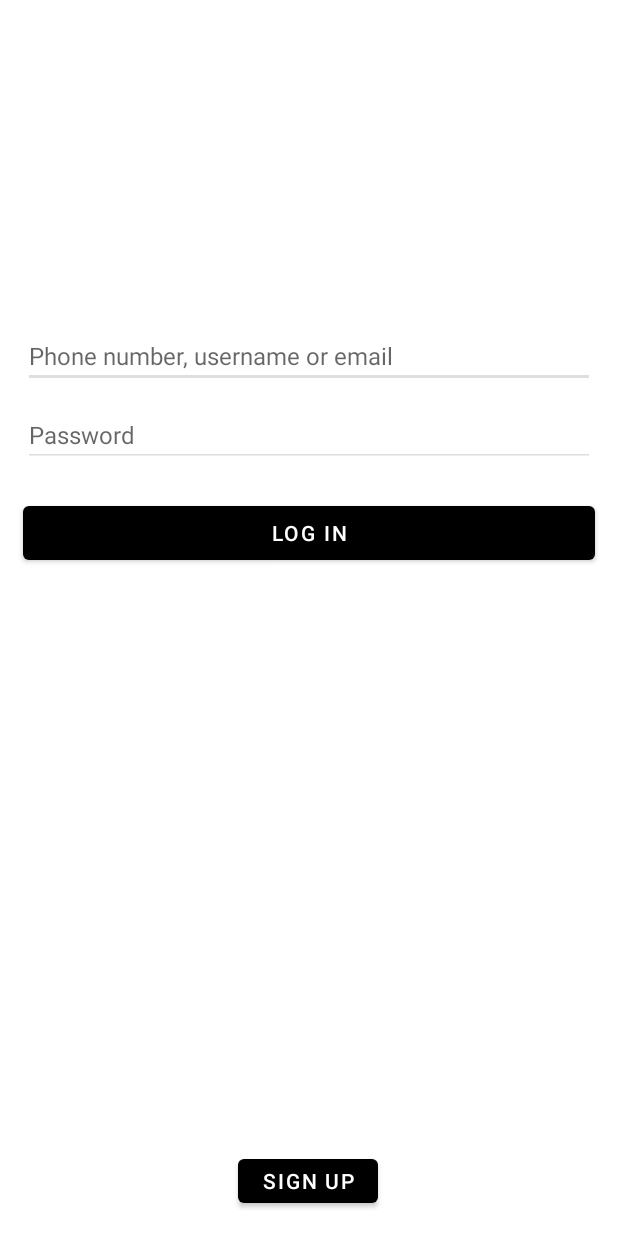
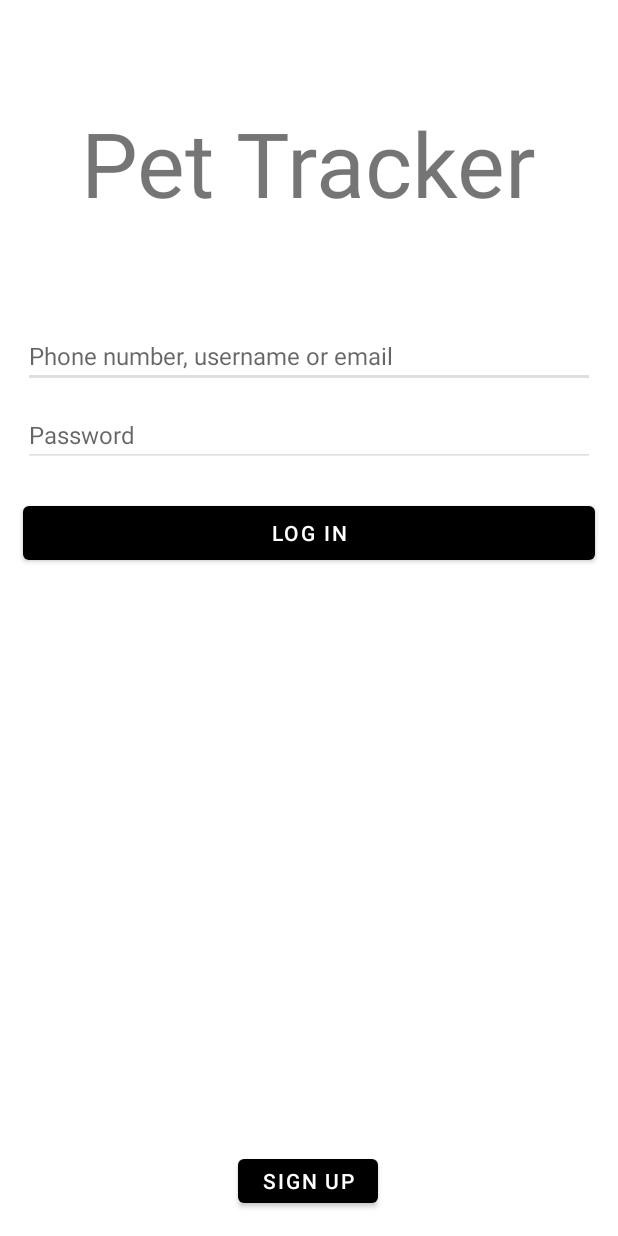
Before and after one commit to jrmendez1004/PetTracker, an Android app: the screen it shows after launch (LoginActivity), on a phone screen of 412 x 824 dp. Run offline under Robolectric (Android 15) with nearby library versions, the phone set to English and light mode, and no system bars; libraries missing offline, so code that uses them is left out: com.parse; 4 statements that could not run were skipped.

Commit message:
Fix some styling

```diff
--- a/app/src/main/res/layout/activity_login.xml
+++ b/app/src/main/res/layout/activity_login.xml
@@ -60,4 +60,15 @@
         app:layout_constraintEnd_toEndOf="parent"
         app:layout_constraintHorizontal_bias="0.498"
         app:layout_constraintStart_toStartOf="parent" />
+
+    <TextView
+        android:id="@+id/textView11"
+        android:layout_width="wrap_content"
+        android:layout_height="wrap_content"
+        android:text="Pet Tracker"
+        android:textSize="60sp"
+        app:layout_constraintBottom_toTopOf="@+id/etUsername"
+        app:layout_constraintEnd_toEndOf="parent"
+        app:layout_constraintStart_toStartOf="parent"
+        app:layout_constraintTop_toTopOf="parent" />
 </androidx.constraintlayout.widget.ConstraintLayout>
--- a/app/src/main/res/layout/activity_setup_tasks.xml
+++ b/app/src/main/res/layout/activity_setup_tasks.xml
@@ -33,7 +33,7 @@
         android:layout_height="wrap_content"
         android:layout_marginEnd="16dp"
         android:layout_marginBottom="16dp"
-        android:text="Button"
+        android:text="Done"
         app:layout_constraintBottom_toBottomOf="parent"
         app:layout_constraintEnd_toEndOf="parent" />
 
```
